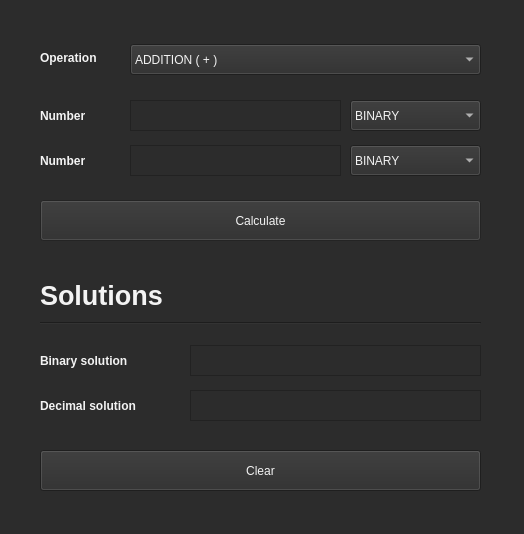
The window that src/mainwindow.ui (estebancb03/Binary-Calculator) describes before a commit, drawn with Qt 5.
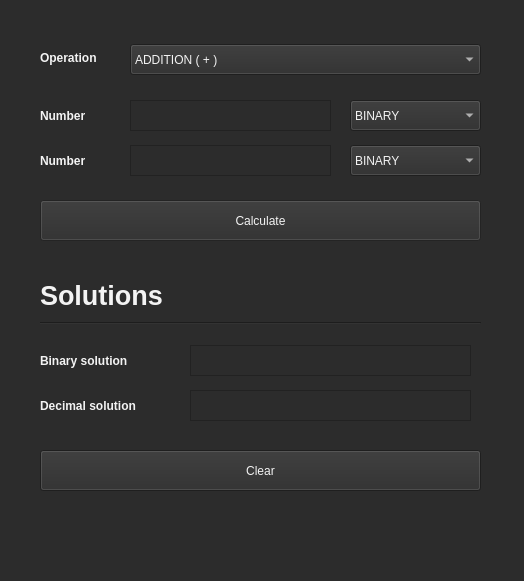
The same window after the commit. Icons and pictures are not drawn.

The edit to the form file:
```diff
--- a/src/mainwindow.ui
+++ b/src/mainwindow.ui
@@ -13,7 +13,7 @@
     <x>0</x>
     <y>0</y>
     <width>524</width>
-    <height>534</height>
+    <height>581</height>
    </rect>
   </property>
   <property name="windowTitle">
@@ -147,7 +147,7 @@
      <rect>
       <x>130</x>
       <y>100</y>
-      <width>211</width>
+      <width>201</width>
       <height>31</height>
      </rect>
     </property>
@@ -224,7 +224,7 @@
      <rect>
       <x>130</x>
       <y>145</y>
-      <width>211</width>
+      <width>201</width>
       <height>31</height>
      </rect>
     </property>
@@ -349,7 +349,7 @@
      <rect>
       <x>190</x>
       <y>345</y>
-      <width>291</width>
+      <width>281</width>
       <height>31</height>
      </rect>
     </property>
@@ -391,7 +391,7 @@
      <rect>
       <x>190</x>
       <y>390</y>
-      <width>291</width>
+      <width>281</width>
       <height>31</height>
      </rect>
     </property>
```
Left out of the diff: 2 changed lines with no effect on the pictures.
